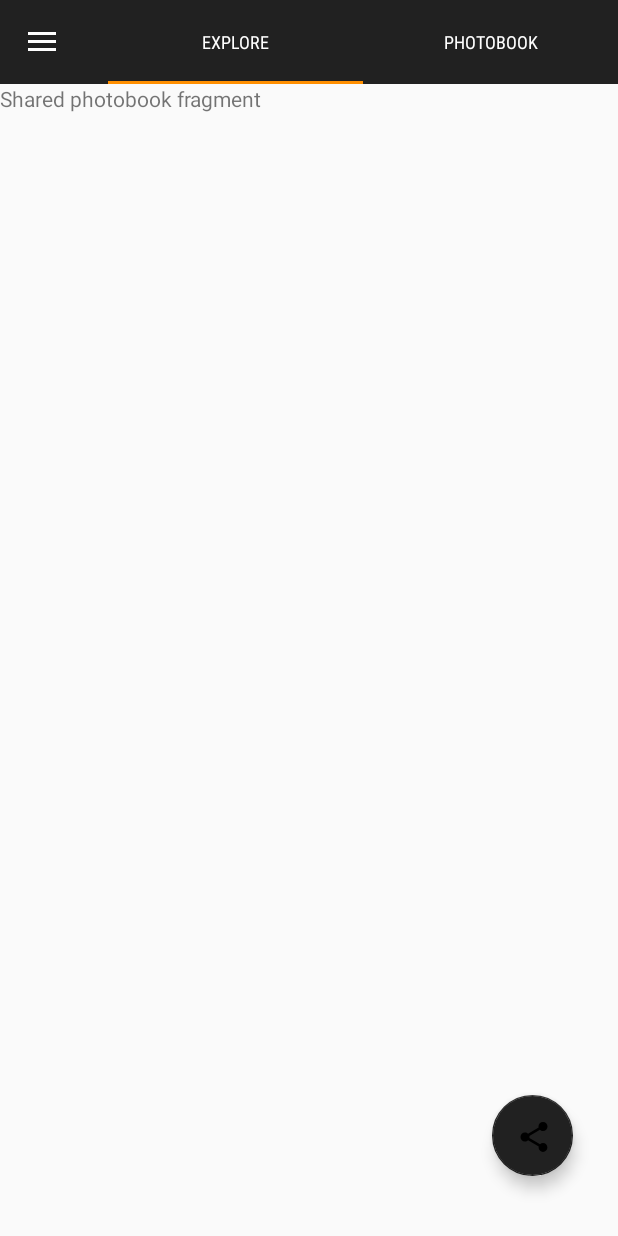
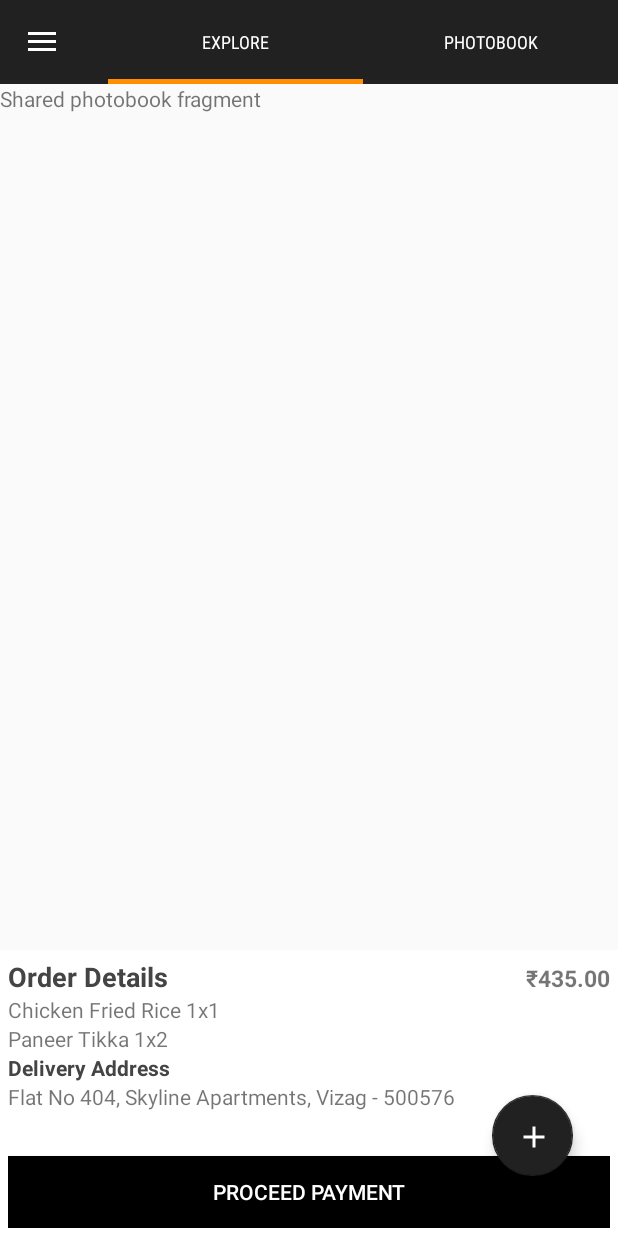
Before and after one commit to narmware/canvera, an Android app: the fragment SharedPhotobookFragment placed in its activity, on a phone screen of 412 x 824 dp. Run offline under Robolectric (Android 15) with nearby library versions, the light colour scheme and no system bars; our stand-ins replace ButterKnife; libraries missing offline, so code that uses them is left out: com.daimajia.androidanimations, com.daimajia.slider; 10 statements that could not run were skipped.

Commit message:
1. Border issue sorted. 2.bottom sheet added in fragment sharedPhotobook

```diff
--- a/app/build.gradle
+++ b/app/build.gradle
@@ -9,6 +9,9 @@ android {
         versionCode 1
         versionName "1.0"
         testInstrumentationRunner "android.support.test.runner.AndroidJUnitRunner"
+
+        vectorDrawables.useSupportLibrary = true
+
     }
     buildTypes {
         release {
--- a/app/src/main/java/com/narmware/canvera/activity/HomeActivity.java
+++ b/app/src/main/java/com/narmware/canvera/activity/HomeActivity.java
@@ -12,7 +12,6 @@ import android.support.v7.app.ActionBarDrawerToggle;
 import android.support.v7.app.AppCompatActivity;
 import android.support.v7.widget.Toolbar;
 import android.view.MenuItem;
-import android.view.View;
 import android.widget.Button;
 
 import com.narmware.canvera.R;
@@ -21,10 +20,16 @@ import com.narmware.canvera.fragment.LoginFragment;
 import com.narmware.canvera.fragment.MyPhotoBookFragment;
 import com.narmware.canvera.fragment.SharedPhotobookFragment;
 
+import butterknife.BindView;
+import butterknife.ButterKnife;
+import butterknife.OnClick;
+
 public class HomeActivity extends AppCompatActivity
-        implements NavigationView.OnNavigationItemSelectedListener, View.OnClickListener,HomeFragment.OnFragmentInteractionListener,LoginFragment.OnFragmentInteractionListener,MyPhotoBookFragment.OnFragmentInteractionListener,SharedPhotobookFragment.OnFragmentInteractionListener{
+        implements NavigationView.OnNavigationItemSelectedListener,HomeFragment.OnFragmentInteractionListener,LoginFragment.OnFragmentInteractionListener,MyPhotoBookFragment.OnFragmentInteractionListener,SharedPhotobookFragment.OnFragmentInteractionListener{
 
-    Button mBtnExplore,mBtnPhotobook;
+    @BindView(R.id.btn_explore) protected Button mBtnExplore;
+    @BindView(R.id.btn_photobook)protected Button  mBtnPhotobook;
+
     FragmentManager mFragmentManager;
     FragmentTransaction mFragmentTransaction;
     @Override
@@ -33,6 +38,7 @@ public class HomeActivity extends AppCompatActivity
         setContentView(R.layout.activity_home);
         Toolbar toolbar = (Toolbar) findViewById(R.id.toolbar);
         setSupportActionBar(toolbar);
+        ButterKnife.bind(this);
 
         DrawerLayout drawer = (DrawerLayout) findViewById(R.id.drawer_layout);
         ActionBarDrawerToggle toggle = new ActionBarDrawerToggle(
@@ -43,16 +49,26 @@ public class HomeActivity extends AppCompatActivity
         NavigationView navigationView = (NavigationView) findViewById(R.id.nav_view);
         navigationView.setNavigationItemSelectedListener(this);
 
+        setFragment(new LoginFragment());
         init();
+    }
+
+    @OnClick(R.id.btn_explore)
+    protected void buttonExploreAction() {
+        mBtnExplore.setBackground(getResources().getDrawable(R.drawable.button_bg_selected));
+        mBtnPhotobook.setBackground(getResources().getDrawable(R.drawable.button_bg));
         setFragment(new LoginFragment());
     }
+    @OnClick(R.id.btn_photobook)
+    protected void buttonPhotoBookAction() {
+        mBtnExplore.setBackground(getResources().getDrawable(R.drawable.button_bg));
+        mBtnPhotobook.setBackground(getResources().getDrawable(R.drawable.button_bg_selected));
+        setFragment(new HomeFragment());
+    }
+    private void init() {
+        buttonPhotoBookAction();
+        buttonExploreAction();
 
-    private void init() {
-        mBtnExplore=findViewById(R.id.btn_explore);
-        mBtnPhotobook=findViewById(R.id.btn_photobook);
-
-        mBtnPhotobook.setOnClickListener(this);
-        mBtnExplore.setOnClickListener(this);
     }
 
     public void setFragment(Fragment fragment)
@@ -98,23 +114,6 @@ public class HomeActivity extends AppCompatActivity
         return true;
     }
 
-    @Override
-    public void onClick(View view) {
-        switch (view.getId())
-        {
-            case R.id.btn_explore:
-                mBtnExplore.setBackground(getResources().getDrawable(R.drawable.button_bg_selected));
-                mBtnPhotobook.setBackground(getResources().getDrawable(R.drawable.button_bg));
-                setFragment(new LoginFragment());
-                break;
-
-            case R.id.btn_photobook:
-                mBtnExplore.setBackground(getResources().getDrawable(R.drawable.button_bg));
-                mBtnPhotobook.setBackground(getResources().getDrawable(R.drawable.button_bg_selected));
-                setFragment(new HomeFragment());
-                break;
-        }
-    }
 
     @Override
     public void onFragmentInteraction(Uri uri) {
--- a/app/src/main/java/com/narmware/canvera/fragment/SharedPhotobookFragment.java
+++ b/app/src/main/java/com/narmware/canvera/fragment/SharedPhotobookFragment.java
@@ -3,15 +3,23 @@ package com.narmware.canvera.fragment;
 import android.content.Context;
 import android.net.Uri;
 import android.os.Bundle;
+import android.support.annotation.NonNull;
+import android.support.design.widget.BottomSheetBehavior;
 import android.support.design.widget.FloatingActionButton;
 import android.support.v4.app.Fragment;
 import android.view.LayoutInflater;
 import android.view.View;
 import android.view.ViewGroup;
+import android.widget.LinearLayout;
+import android.widget.Toast;
 
 import com.daimajia.androidanimations.library.Techniques;
 import com.daimajia.androidanimations.library.YoYo;
 import com.narmware.canvera.R;
+
+import butterknife.BindView;
+import butterknife.ButterKnife;
+import butterknife.OnClick;
 
 /**
  * A simple {@link Fragment} subclass.
@@ -32,8 +40,10 @@ public class SharedPhotobookFragment extends Fragment {
     private String mParam2;
 
     private OnFragmentInteractionListener mListener;
-    FloatingActionButton mFab;
+    @BindView(R.id.btn_fab) FloatingActionButton mFab;
+    @BindView(R.id.bottom_sheet) LinearLayout layoutBottomSheet;
 
+    BottomSheetBehavior sheetBehavior;
     public SharedPhotobookFragment() {
         // Required empty public constructor
     }
@@ -75,11 +85,50 @@ public class SharedPhotobookFragment extends Fragment {
     }
 
     private void init(View view) {
+        ButterKnife.bind(this,view);
         mFab=view.findViewById(R.id.btn_fab);
+        sheetBehavior = BottomSheetBehavior.from(layoutBottomSheet);
+
+        fabAction();
         YoYo.with(Techniques.FadeInRight)
                 .duration(1500)
-                .repeat(1)
                 .playOn(mFab);
+
+        sheetBehavior.setBottomSheetCallback(new BottomSheetBehavior.BottomSheetCallback() {
+            @Override
+            public void onStateChanged(@NonNull View bottomSheet, int newState) {
+                switch (newState) {
+                    case BottomSheetBehavior.STATE_HIDDEN:
+                        break;
+
+                    case BottomSheetBehavior.STATE_EXPANDED: {
+                        Toast.makeText(getContext(), "Close Sheet", Toast.LENGTH_SHORT).show();
+                    }
+                    break;
+                    case BottomSheetBehavior.STATE_COLLAPSED: {
+                        Toast.makeText(getContext(), "open Sheet", Toast.LENGTH_SHORT).show();
+                    }
+                    break;
+                    case BottomSheetBehavior.STATE_DRAGGING:
+                        break;
+                    case BottomSheetBehavior.STATE_SETTLING:
+                        break;
+                }
+            }
+
+            @Override
+            public void onSlide(@NonNull View bottomSheet, float slideOffset) {
+
+            }
+        });
+    }
+    @OnClick(R.id.btn_fab)
+    public void fabAction() {
+        if (sheetBehavior.getState() != BottomSheetBehavior.STATE_EXPANDED) {
+            sheetBehavior.setState(BottomSheetBehavior.STATE_EXPANDED);
+        } else {
+            sheetBehavior.setState(BottomSheetBehavior.STATE_COLLAPSED);
+        }
     }
 
     // TODO: Rename method, update argument and hook method into UI event
@@ -92,8 +141,10 @@ public class SharedPhotobookFragment extends Fragment {
     @Override
     public void onAttach(Context context) {
         super.onAttach(context);
+
         if (context instanceof OnFragmentInteractionListener) {
             mListener = (OnFragmentInteractionListener) context;
+
         } else {
             throw new RuntimeException(context.toString()
                     + " must implement OnFragmentInteractionListener");
@@ -105,6 +156,24 @@ public class SharedPhotobookFragment extends Fragment {
         super.onDetach();
         mListener = null;
     }
+
+    @Override
+    public void onResume() {
+        super.onResume();
+        //Toast.makeText(getContext(), "onResume", Toast.LENGTH_SHORT).show();
+     /*   Toast.makeText(getContext(), "onResume", Toast.LENGTH_SHORT).show();
+        YoYo.with(Techniques.FadeInRight)
+                .duration(1500)
+                .playOn(mFab);*/
+    }
+
+    @Override
+    public void onPause() {
+        super.onPause();
+        //Toast.makeText(getContext(), "onPause", Toast.LENGTH_SHORT).show();
+    }
+
+
 
     /**
      * This interface must be implemented by activities that contain this
--- a/app/src/main/res/drawable-v21/button_bg_selected.xml
+++ b/app/src/main/res/drawable-v21/button_bg_selected.xml
@@ -7,11 +7,11 @@
         </shape>
     </item>
 
-    <item android:top="-2dp" android:right="-2dp" android:left="-2dp">
+    <item android:top="-10dp" android:right="-10dp" android:left="-10dp">
         <shape>
             <solid android:color="@android:color/transparent" />
             <stroke
-                android:width="2dp"
+                android:width="3dp"
                 android:color="@color/amber_800" />
         </shape>
     </item>
--- /dev/null
+++ b/app/src/main/res/drawable/ic_add.xml
@@ -0,0 +1,9 @@
+<vector xmlns:android="http://schemas.android.com/apk/res/android"
+        android:width="24dp"
+        android:height="24dp"
+        android:viewportWidth="24.0"
+        android:viewportHeight="24.0">
+    <path
+        android:fillColor="@android:color/white"
+        android:pathData="M19,13h-6v6h-2v-6H5v-2h6V5h2v6h6v2z"/>
+</vector>
--- a/app/src/main/res/layout/fragment_shared_photo_book.xml
+++ b/app/src/main/res/layout/fragment_shared_photo_book.xml
@@ -1,4 +1,4 @@
-<FrameLayout xmlns:android="http://schemas.android.com/apk/res/android"
+<android.support.design.widget.CoordinatorLayout xmlns:android="http://schemas.android.com/apk/res/android"
     xmlns:tools="http://schemas.android.com/tools"
     android:layout_width="match_parent"
     android:layout_height="match_parent"
@@ -13,11 +13,16 @@
 
     <android.support.design.widget.FloatingActionButton
         android:id="@+id/btn_fab"
-        android:layout_width="54dp"
-        android:layout_height="54dp"
+        android:elevation="@dimen/shared_photo_fab_elevation"
+        android:layout_width="@dimen/shared_photo_fab_width"
+        android:layout_height="@dimen/shared_photo_fab_height"
+        android:clickable="true"
+        app:rippleColor="@color/grey_1000w"
         android:layout_gravity="bottom|right"
-        android:src="@drawable/ic_menu_share"
-        android:layout_marginBottom="40dp"
-        android:layout_marginRight="30dp"
+        app:srcCompat="@drawable/ic_add"
+        android:layout_marginBottom="@dimen/shared_photo_fab_marginBottom"
+        android:layout_marginRight="@dimen/shared_photo_fab_marginRight"
         app:backgroundTint="@color/colorPrimary" />
-</FrameLayout>
+
+    <include layout="@layout/lay_bottom_sheet"></include>
+</android.support.design.widget.CoordinatorLayout>
--- /dev/null
+++ b/app/src/main/res/layout/lay_bottom_sheet.xml
@@ -0,0 +1,72 @@
+<?xml version="1.0" encoding="utf-8"?>
+<LinearLayout xmlns:android="http://schemas.android.com/apk/res/android"
+    xmlns:app="http://schemas.android.com/apk/res-auto"
+    android:id="@+id/bottom_sheet"
+    android:layout_width="match_parent"
+    android:layout_height="wrap_content"
+    android:background="#fff"
+    android:orientation="vertical"
+    android:padding="5dp"
+    app:behavior_hideable="true"
+    app:behavior_peekHeight="56dp"
+    app:layout_behavior="android.support.design.widget.BottomSheetBehavior">
+
+    <LinearLayout
+        android:layout_width="match_parent"
+        android:layout_height="wrap_content"
+        android:orientation="horizontal"
+        android:layout_gravity="center_vertical"
+        android:weightSum="3">
+
+        <TextView
+            android:layout_width="0dp"
+            android:layout_height="wrap_content"
+            android:layout_weight="2"
+            android:text="Order Details"
+            android:textColor="#444"
+            android:textSize="18dp"
+            android:textStyle="bold" />
+
+        <TextView
+            android:layout_width="0dp"
+            android:gravity="right"
+            android:layout_height="wrap_content"
+            android:layout_weight="1"
+            android:textStyle="bold"
+            android:textSize="15dp"
+            android:text="₹435.00"></TextView>
+    </LinearLayout>
+
+
+    <TextView
+        android:layout_width="wrap_content"
+        android:layout_height="wrap_content"
+        android:text="Chicken Fried Rice 1x1" />
+
+    <TextView
+        android:layout_width="wrap_content"
+        android:layout_height="wrap_content"
+        android:text="Paneer Tikka 1x2" />
+
+    <TextView
+        android:layout_width="wrap_content"
+        android:layout_height="wrap_content"
+        android:text="Delivery Address"
+        android:textColor="#444"
+        android:textStyle="bold" />
+
+    <TextView
+        android:layout_width="wrap_content"
+        android:layout_height="wrap_content"
+        android:text="Flat No 404, Skyline Apartments, Vizag - 500576" />
+
+    <Button
+        android:layout_width="match_parent"
+        android:layout_height="wrap_content"
+        android:layout_marginTop="30dp"
+        android:background="#000"
+        android:foreground="?attr/selectableItemBackground"
+        android:text="PROCEED PAYMENT"
+        android:textColor="#fff" />
+
+</LinearLayout>
--- a/app/src/main/res/values/dimens.xml
+++ b/app/src/main/res/values/dimens.xml
@@ -14,4 +14,11 @@
     <dimen name="large_title_textSize">20sp</dimen>
     <dimen name="button_textSize">12sp</dimen>
     <dimen name="appbar_padding_top">8dp</dimen>
+
+    <dimen name="shared_photo_fab_height">54dp</dimen>
+    <dimen name="shared_photo_fab_width">54dp</dimen>
+    <dimen name="shared_photo_fab_marginBottom">40dp</dimen>
+    <dimen name="shared_photo_fab_marginRight">30dp</dimen>
+    <dimen name="shared_photo_fab_elevation">5dp</dimen>
+
 </resources>
```
